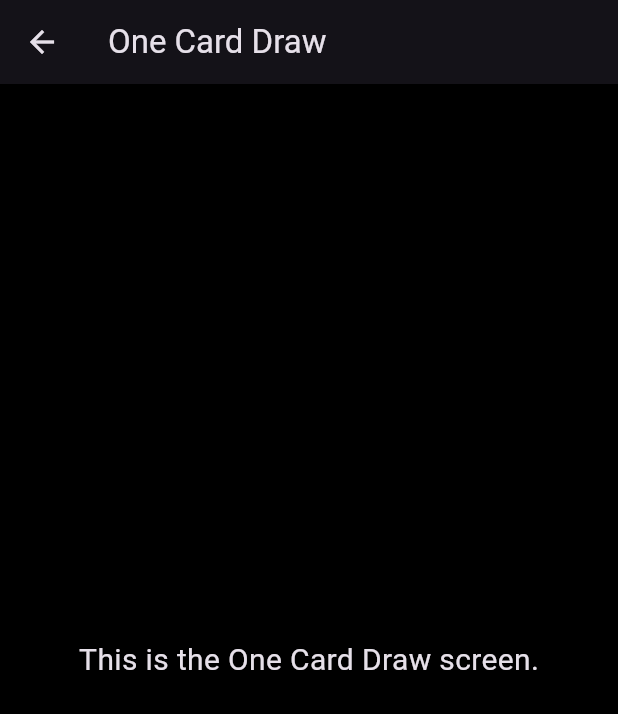
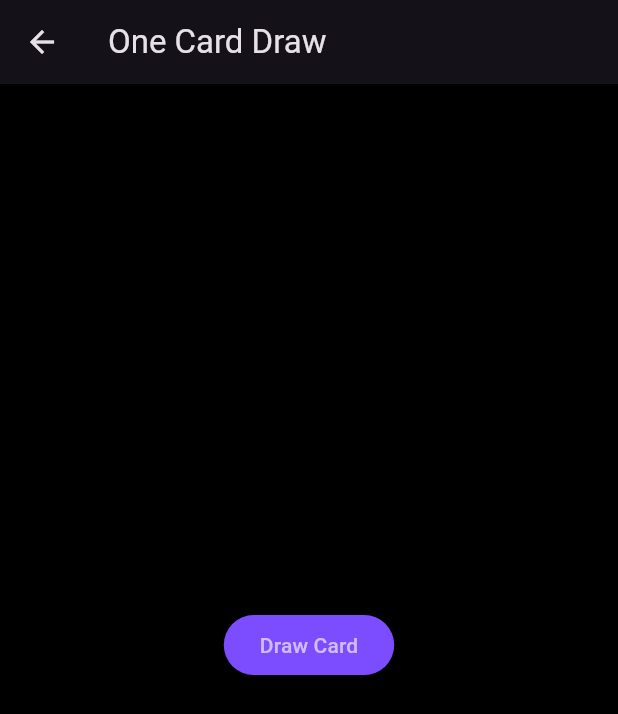
Before and after one commit to VentusMercurio/oracle_unbound, a Flutter app: the screen it shows after launch, after a tap on "Enter the Oracle", on a phone screen of 412 x 824 dp. Shown: the top 714 px of the screen. Run offline on Flutter 3.47's test engine with Material 3 defaults, Android fonts, the phone set to English and light mode, and no system bars.

Commit message:
Add working One Card Draw engine and splash menu with expansion tabs

```diff
--- a/lib/main.dart
+++ b/lib/main.dart
@@ -3,7 +3,7 @@
 import '/screens/splash_screen.dart';
 import '/screens/sigil_generator.dart';
 import '/screens/one_card_draw.dart';
-import '/screens/zodiac_master_screen.dart'; // 👈 Add this import
+import '/screens/zodiac_master_screen.dart';
 
 void main() {
   runApp(const OracleUnboundApp());
@@ -29,8 +29,8 @@
       routes: {
         '/': (context) => const SplashScreen(),
         '/draw': (context) => const SigilGeneratorScreen(),
-        '/card': (context) => const OneCardDrawScreen(),
-        '/zodiac': (context) => const ZodiacMasterScreen(), // 👈 New route added
+        '/card': (context) => const OneCardDraw(), // ✅ FIXED: was OneCardDrawScreen
+        '/zodiac': (context) => const ZodiacMasterScreen(),
       },
     );
   }
--- a/lib/screens/one_card_draw.dart
+++ b/lib/screens/one_card_draw.dart
@@ -1,7 +1,43 @@
 import 'package:flutter/material.dart';
+import 'dart:math';
 
-class OneCardDrawScreen extends StatelessWidget {
-  const OneCardDrawScreen({super.key});
+class OneCardDraw extends StatefulWidget {
+  const OneCardDraw({super.key});
+
+  @override
+  State<OneCardDraw> createState() => _OneCardDrawState();
+}
+
+class _OneCardDrawState extends State<OneCardDraw> {
+  final List<String> tarotDeck = [
+    'The Fool', 'The Magician', 'The High Priestess', 'The Empress', 'The Emperor',
+    'The Hierophant', 'The Lovers', 'The Chariot', 'Strength', 'The Hermit',
+    'Wheel of Fortune', 'Justice', 'The Hanged Man', 'Death', 'Temperance',
+    'The Devil', 'The Tower', 'The Star', 'The Moon', 'The Sun', 'Judgement', 'The World',
+    'Ace of Wands', 'Two of Wands', 'Three of Wands', 'Four of Wands', 'Five of Wands',
+    'Six of Wands', 'Seven of Wands', 'Eight of Wands', 'Nine of Wands', 'Ten of Wands',
+    'Page of Wands', 'Knight of Wands', 'Queen of Wands', 'King of Wands',
+    'Ace of Cups', 'Two of Cups', 'Three of Cups', 'Four of Cups', 'Five of Cups',
+    'Six of Cups', 'Seven of Cups', 'Eight of Cups', 'Nine of Cups', 'Ten of Cups',
+    'Page of Cups', 'Knight of Cups', 'Queen of Cups', 'King of Cups',
+    'Ace of Swords', 'Two of Swords', 'Three of Swords', 'Four of Swords', 'Five of Swords',
+    'Six of Swords', 'Seven of Swords', 'Eight of Swords', 'Nine of Swords', 'Ten of Swords',
+    'Page of Swords', 'Knight of Swords', 'Queen of Swords', 'King of Swords',
+    'Ace of Pentacles', 'Two of Pentacles', 'Three of Pentacles', 'Four of Pentacles',
+    'Five of Pentacles', 'Six of Pentacles', 'Seven of Pentacles', 'Eight of Pentacles',
+    'Nine of Pentacles', 'Ten of Pentacles', 'Page of Pentacles', 'Knight of Pentacles',
+    'Queen of Pentacles', 'King of Pentacles'
+  ];
+
+  String? drawnCard;
+
+  void drawCard() {
+    final random = Random();
+    final index = random.nextInt(tarotDeck.length);
+    setState(() {
+      drawnCard = tarotDeck[index];
+    });
+  }
 
   @override
   Widget build(BuildContext context) {
@@ -9,10 +45,21 @@ class OneCardDrawScreen extends StatelessWidget {
       appBar: AppBar(
         title: const Text('One Card Draw'),
       ),
-      body: const Center(
-        child: Text(
-          'This is the One Card Draw screen.',
-          style: TextStyle(fontSize: 20),
+      body: Center(
+        child: Column(
+          mainAxisAlignment: MainAxisAlignment.center,
+          children: [
+            ElevatedButton(
+              onPressed: drawCard,
+              child: const Text('Draw Card'),
+            ),
+            const SizedBox(height: 20),
+            if (drawnCard != null)
+              Text(
+                drawnCard!,
+                style: const TextStyle(fontSize: 24, fontWeight: FontWeight.bold),
+              ),
+          ],
         ),
       ),
     );
```
